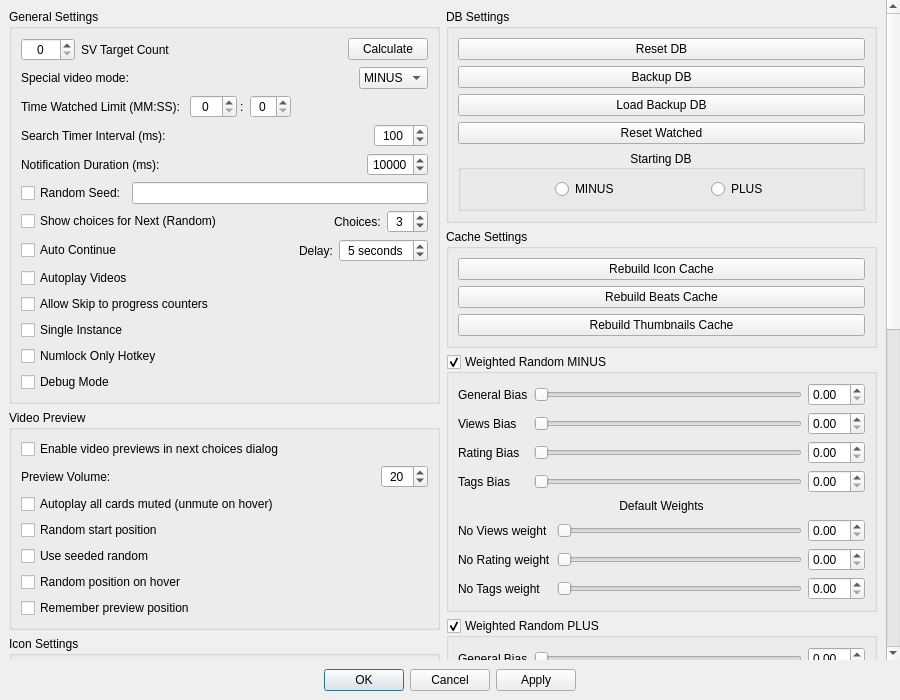
First picture: the form in MediaManager/src/QtClasses/UI/Form Files/SettingsDialog.ui, repository PaunescuAndrei/MediaManager, before the edit.
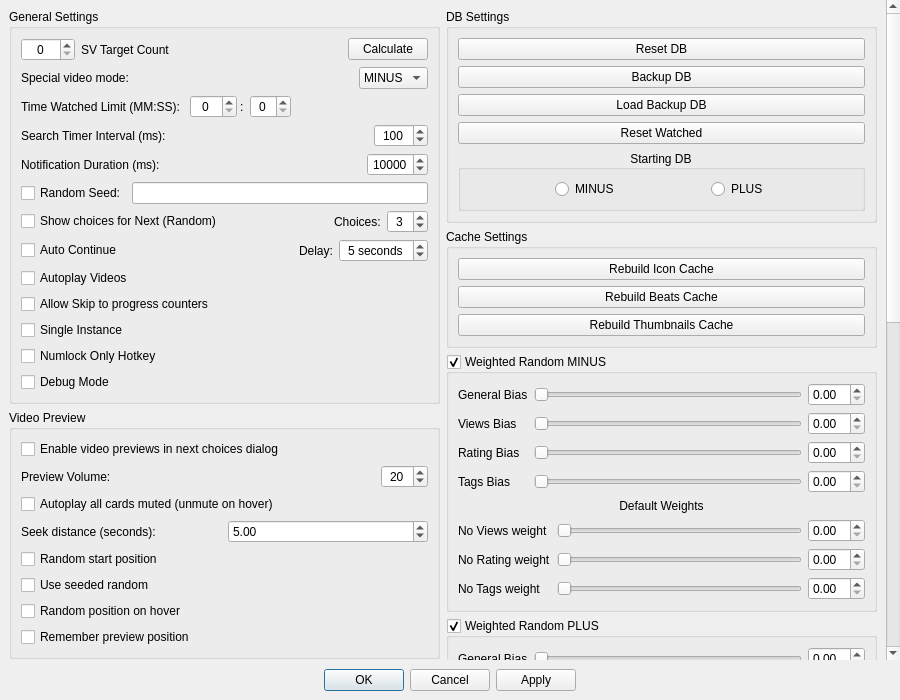
Second picture: the form after the edit. Custom widgets are drawn as their Qt base class.

Commit message: added scroll controls for video previews

```diff
--- a/MediaManager/src/QtClasses/UI/Form Files/SettingsDialog.ui
+++ b/MediaManager/src/QtClasses/UI/Form Files/SettingsDialog.ui
@@ -661,6 +661,47 @@
               </property>
              </widget>
             </item>
+            <item>
+             <widget class="QWidget" name="previewSeekWidget" native="true">
+              <layout class="QHBoxLayout" name="horizontalLayout_previewSeek">
+               <property name="leftMargin">
+                <number>0</number>
+               </property>
+               <property name="topMargin">
+                <number>0</number>
+               </property>
+               <property name="rightMargin">
+                <number>0</number>
+               </property>
+               <property name="bottomMargin">
+                <number>0</number>
+               </property>
+               <item>
+                <widget class="QLabel" name="previewSeekLabel">
+                 <property name="text">
+                  <string>Seek distance (seconds):</string>
+                 </property>
+                </widget>
+               </item>
+               <item>
+                <widget class="QDoubleSpinBox" name="previewSeekSeconds">
+                 <property name="minimum">
+                  <double>0.100000000000000</double>
+                 </property>
+                 <property name="maximum">
+                  <double>120.000000000000000</double>
+                 </property>
+                 <property name="singleStep">
+                  <double>0.500000000000000</double>
+                 </property>
+                 <property name="value">
+                  <double>5.000000000000000</double>
+                 </property>
+                </widget>
+               </item>
+              </layout>
+             </widget>
+            </item>
             <item>
              <widget class="QCheckBox" name="previewRandomStart">
               <property name="text">
```
The commit also changes 6 other files.
